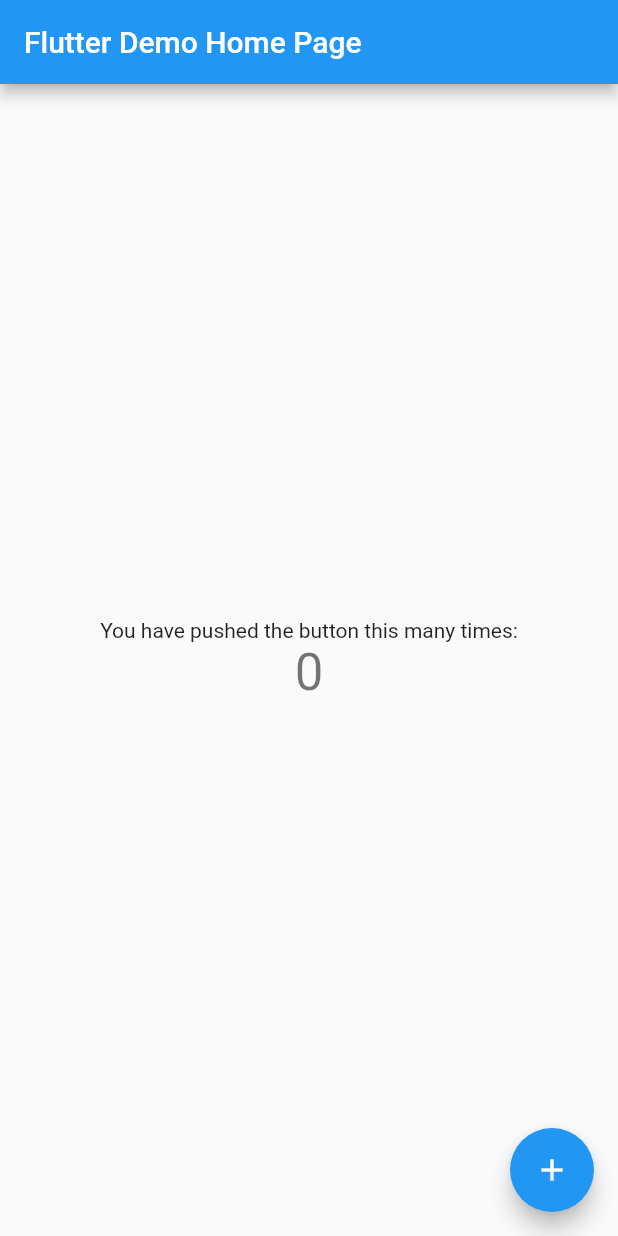
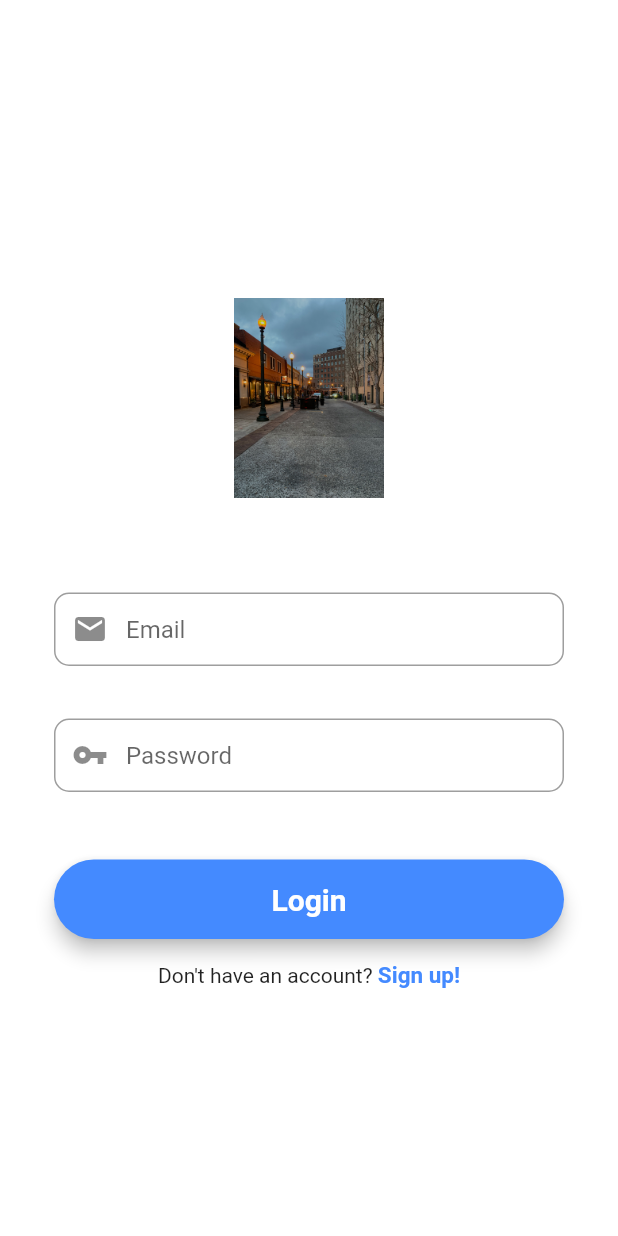
Before and after one commit to shreshth12/flutterCalorieTracker, a Flutter app: the screen it shows after launch, on a phone screen of 412 x 824 dp. Run offline on Flutter 3.47's test engine with Material 2 defaults, Android fonts, the phone set to English and light mode, and no system bars; our stand-ins replace cloud_firestore, firebase_auth, firebase_core, flutter_dotenv, shared_preferences; accounts and stored records are empty.

Commit message:
SignUp and signIn created

```diff
--- /dev/null
+++ b/lib/authentication.dart
@@ -0,0 +1,68 @@
+import 'package:flutter/material.dart';
+import 'package:intl/intl.dart';
+import 'package:cloud_firestore/cloud_firestore.dart';
+import 'package:firebase_auth/firebase_auth.dart';
+
+class AuthMethods {
+  final FirebaseAuth _auth = FirebaseAuth.instance;
+  final FirebaseFirestore _firestore = FirebaseFirestore.instance;
+
+  //To sign up the user
+
+  Future<String> signUpUser({
+    required String username,
+    required String email,
+    required String password,
+  }) async {
+    String res = "Some error occured";
+    try {
+      if (email.isNotEmpty || password.isNotEmpty || username.isNotEmpty) {
+        // Register the user
+        UserCredential cred = await _auth.createUserWithEmailAndPassword(
+            email: email, password: password);
+
+        var now = new DateTime.now();
+        var formatter = new DateFormat('yyyy-MM-dd');
+        String formattedDate = formatter.format(now);
+
+        await _firestore.collection('users').doc(cred.user!.uid).set({
+          'username': username,
+          'email': email,
+          'password': password,
+          'datetime': formattedDate,
+        });
+
+        res = 'success';
+      }
+    } catch (err) {
+      res = err.toString();
+    }
+    return res;
+  }
+
+//Logging user in
+
+  Future<String> loginUser({
+    required String email,
+    required String password,
+  }) async {
+    String res = "Some error occured";
+
+    try {
+      if (email.isNotEmpty || password.isNotEmpty) {
+        await _auth.signInWithEmailAndPassword(
+            email: email, password: password);
+        res = 'success';
+      } else {
+        res = 'User needs to enter in all the fields';
+      }
+    } catch (err) {
+      res = err.toString();
+    }
+    return res;
+  }
+
+  Future<void> signOut() async {
+    await FirebaseAuth.instance.signOut();
+  }
+}
--- a/lib/main.dart
+++ b/lib/main.dart
@@ -1,13 +1,62 @@
+import 'package:firebase_core/firebase_core.dart';
+import 'package:flutter/foundation.dart';
 import 'package:flutter/material.dart';
+import 'package:flutter_dotenv/flutter_dotenv.dart';
+import 'package:receipe_flutter/screens/homeScreen.dart';
+import 'package:receipe_flutter/screens/signIn.dart';
+import 'package:receipe_flutter/sharedPref.dart';
 
-void main() {
+Future<void> main() async {
+  WidgetsFlutterBinding.ensureInitialized();
+  await dotenv.load();
+
+  String apiKey = dotenv.get('apiKey', fallback: 'sane-default');
+  String appId = dotenv.get('appId', fallback: 'sane-default');
+  String messagingSenderId =
+      dotenv.get('messagingSenderId', fallback: 'sane-default');
+  String projectId = dotenv.get('projectId', fallback: 'sane-default');
+  String storageBucket = dotenv.get('storageBucket', fallback: 'sane-default');
+
+  if (kIsWeb) {
+    await Firebase.initializeApp(
+        options: FirebaseOptions(
+      apiKey: apiKey,
+      appId: appId,
+      messagingSenderId: messagingSenderId,
+      projectId: projectId,
+      storageBucket: storageBucket,
+    ));
+  } else {
+    await Firebase.initializeApp();
+  }
   runApp(const MyApp());
 }
 
-class MyApp extends StatelessWidget {
+class MyApp extends StatefulWidget {
   const MyApp({Key? key}) : super(key: key);
 
-  // This widget is the root of your application.
+  @override
+  State<MyApp> createState() => _MyAppState();
+}
+
+class _MyAppState extends State<MyApp> {
+  bool userIsLoggedIn = false;
+
+  @override
+  void initState() {
+    // TODO: implement initState
+    // getLoggedInState();
+    super.initState();
+  }
+
+  getLoggedInState() async {
+    await HelperFunctions.getUserLoggedInSharedPreference().then((value) {
+      setState(() {
+        userIsLoggedIn = value!;
+      });
+    });
+  }
+
   @override
   Widget build(BuildContext context) {
     return MaterialApp(
@@ -15,92 +64,7 @@
       theme: ThemeData(
         primarySwatch: Colors.blue,
       ),
-      home: const MyHomePage(title: 'Flutter Demo Home Page'),
+      home: userIsLoggedIn == true ? homeScreen() : signIn(),
     );
   }
 }
-
-class MyHomePage extends StatefulWidget {
-  const MyHomePage({Key? key, required this.title}) : super(key: key);
-
-  // This widget is the home page of your application. It is stateful, meaning
-  // that it has a State object (defined below) that contains fields that affect
-  // how it looks.
-
-  // This class is the configuration for the state. It holds the values (in this
-  // case the title) provided by the parent (in this case the App widget) and
-  // used by the build method of the State. Fields in a Widget subclass are
-  // always marked "final".
-
-  final String title;
-
-  @override
-  State<MyHomePage> createState() => _MyHomePageState();
-}
-
-class _MyHomePageState extends State<MyHomePage> {
-  int _counter = 0;
-
-  void _incrementCounter() {
-    setState(() {
-      // This call to setState tells the Flutter framework that something has
-      // changed in this State, which causes it to rerun the build method below
-      // so that the display can reflect the updated values. If we changed
-      // _counter without calling setState(), then the build method would not be
-      // called again, and so nothing would appear to happen.
-      _counter++;
-    });
-  }
-
-  @override
-  Widget build(BuildContext context) {
-    // This method is rerun every time setState is called, for instance as done
-    // by the _incrementCounter method above.
-    //
-    // The Flutter framework has been optimized to make rerunning build methods
-    // fast, so that you can just rebuild anything that needs updating rather
-    // than having to individually change instances of widgets.
-    return Scaffold(
-      appBar: AppBar(
-        // Here we take the value from the MyHomePage object that was created by
-        // the App.build method, and use it to set our appbar title.
-        title: Text(widget.title),
-      ),
-      body: Center(
-        // Center is a layout widget. It takes a single child and positions it
-        // in the middle of the parent.
-        child: Column(
-          // Column is also a layout widget. It takes a list of children and
-          // arranges them vertically. By default, it sizes itself to fit its
-          // children horizontally, and tries to be as tall as its parent.
-          //
-          // Invoke "debug painting" (press "p" in the console, choose the
-          // "Toggle Debug Paint" action from the Flutter Inspector in Android
-          // Studio, or the "Toggle Debug Paint" command in Visual Studio Code)
-          // to see the wireframe for each widget.
-          //
-          // Column has various properties to control how it sizes itself and
-          // how it positions its children. Here we use mainAxisAlignment to
-          // center the children vertically; the main axis here is the vertical
-          // axis because Columns are vertical (the cross axis would be
-          // horizontal).
-          mainAxisAlignment: MainAxisAlignment.center,
-          children: <Widget>[
-            const Text(
-              'You have pushed the button this many times:',
-            ),
-            Text(
-              '$_counter',
-              style: Theme.of(context).textTheme.headline4,
-            ),
-          ],
-        ),
-      ),
-      floatingActionButton: FloatingActionButton(
-        onPressed: _incrementCounter,
-        tooltip: 'Increment',
-        child: const Icon(Icons.add),
-      ), // This trailing comma makes auto-formatting nicer for build methods.
-    );
-  }
-}
--- /dev/null
+++ b/lib/screens/signIn.dart
@@ -0,0 +1,168 @@
+import 'package:cloud_firestore/cloud_firestore.dart';
+import 'package:flutter/material.dart';
+import 'package:receipe_flutter/authentication.dart';
+import 'package:receipe_flutter/database.dart';
+import 'package:receipe_flutter/screens/homeScreen.dart';
+import 'package:receipe_flutter/screens/signUp.dart';
+import 'package:receipe_flutter/sharedPref.dart';
+
+class signIn extends StatefulWidget {
+  const signIn({Key? key}) : super(key: key);
+
+  @override
+  _signInState createState() => _signInState();
+}
+
+class _signInState extends State<signIn> {
+  final _formKey = GlobalKey<FormState>();
+
+  final TextEditingController emailController = new TextEditingController();
+  final TextEditingController passwordController = new TextEditingController();
+  bool _isLoading = false;
+  QuerySnapshot? snapShotUserInfo;
+
+  void loginUser() async {
+    // QuerySnapshot? searchSnapshot;
+
+    HelperFunctions.saveUserEmailSharedPreference(emailController.text);
+
+    DatabaseMethods().getUserByEmail(emailController.text).then((val) {
+      snapShotUserInfo = val;
+      HelperFunctions.saveUserNameSharedPreference(
+          snapShotUserInfo!.docs[0].get("username"));
+    });
+
+    setState(() {
+      _isLoading = true;
+    });
+
+    String res = await AuthMethods().loginUser(
+        email: emailController.text, password: passwordController.text);
+
+    if (res == 'success') {
+      HelperFunctions.saveUserLoggedInSharedPreference(true);
+
+      Navigator.of(context).pushReplacement(
+          MaterialPageRoute(builder: (context) => homeScreen()));
+    } else {
+      print('Wrong email or pass');
+    }
+    setState(() {
+      _isLoading = false;
+    });
+  }
+
+  @override
+  Widget build(BuildContext context) {
+    final emailField = TextFormField(
+      autofocus: false,
+      controller: emailController,
+      keyboardType: TextInputType.emailAddress,
+      onSaved: (value) {
+        emailController.text = value!;
+      },
+      textInputAction: TextInputAction.next,
+      decoration: InputDecoration(
+          prefixIcon: Icon(Icons.mail),
+          contentPadding: EdgeInsets.fromLTRB(20, 15, 20, 15),
+          hintText: "Email",
+          border: OutlineInputBorder(borderRadius: BorderRadius.circular(10))),
+    );
+
+    final passwordField = TextFormField(
+      autofocus: false,
+      obscureText: true,
+      controller: passwordController,
+      onSaved: (value) {
+        passwordController.text = value!;
+      },
+      textInputAction: TextInputAction.done,
+      decoration: InputDecoration(
+          prefixIcon: Icon(Icons.vpn_key),
+          contentPadding: EdgeInsets.fromLTRB(20, 15, 20, 15),
+          hintText: "Password",
+          border: OutlineInputBorder(borderRadius: BorderRadius.circular(10))),
+    );
+
+    final loginButton = Material(
+      elevation: 5,
+      color: Colors.blueAccent,
+      borderRadius: BorderRadius.circular(30),
+      child: MaterialButton(
+        padding: EdgeInsets.fromLTRB(20, 15, 20, 15),
+        minWidth: MediaQuery.of(context).size.width,
+        onPressed: loginUser,
+        child: _isLoading
+            ? const Center(
+                child: CircularProgressIndicator(
+                  color: Colors.white,
+                ),
+              )
+            : Text(
+                "Login",
+                textAlign: TextAlign.center,
+                style: TextStyle(
+                    fontSize: 20,
+                    color: Colors.white,
+                    fontWeight: FontWeight.bold),
+              ),
+      ),
+    );
+
+    return Scaffold(
+      backgroundColor: Colors.white,
+      body: Center(
+        child: SingleChildScrollView(
+          child: Container(
+            color: Colors.white,
+            child: Padding(
+              padding: const EdgeInsets.all(36.0),
+              child: Form(
+                  key: _formKey,
+                  child: Column(
+                    mainAxisAlignment: MainAxisAlignment.center,
+                    crossAxisAlignment: CrossAxisAlignment.center,
+                    children: <Widget>[
+                      SizedBox(
+                        height: 200,
+                        child: Image.asset(
+                          "assets/images/myImage.jpeg",
+                          height: 100,
+                          width: 100,
+                        ),
+                      ),
+                      SizedBox(height: 30),
+                      emailField,
+                      SizedBox(height: 35),
+                      passwordField,
+                      SizedBox(height: 45),
+                      loginButton,
+                      SizedBox(height: 15),
+                      Row(
+                        mainAxisAlignment: MainAxisAlignment.center,
+                        children: <Widget>[
+                          Text("Don't have an account? "),
+                          GestureDetector(
+                            onTap: () {
+                              Navigator.push(
+                                  context,
+                                  MaterialPageRoute(
+                                      builder: ((context) => signUp())));
+                            },
+                            child: Text("Sign up!",
+                                style: TextStyle(
+                                    color: Colors.blueAccent,
+                                    fontWeight: FontWeight.w600,
+                                    fontSize: 15)),
+                          )
+                        ],
+                      )
+                    ],
+                  )),
+            ),
+          ),
+        ),
+      ),
+    );
+  }
+}
```
Also changed, not shown: lib/database.dart (added, +21 -0 lines), lib/screens/homeScreen.dart (added, +10 -0 lines), lib/screens/signUp.dart (added, +161 -0 lines), lib/sharedPref.dart (added, +42 -0 lines), pubspec.yaml (+11 -6 lines), assets/images/myImage.jpeg (added), pubspec.lock, 4 other files.
